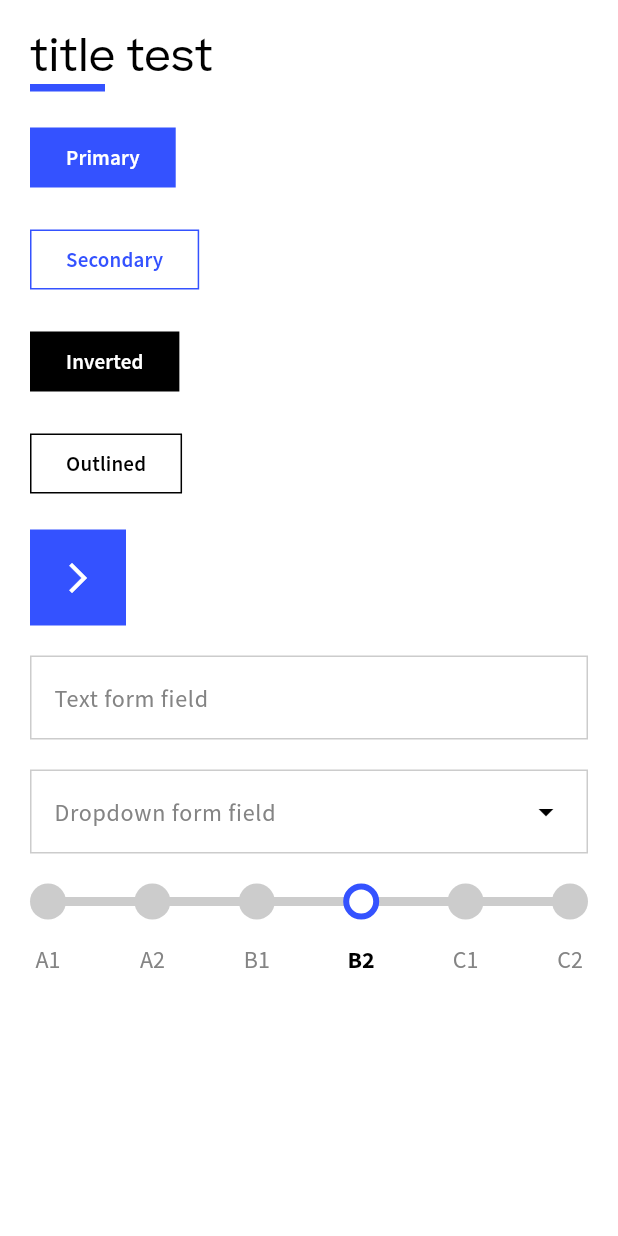
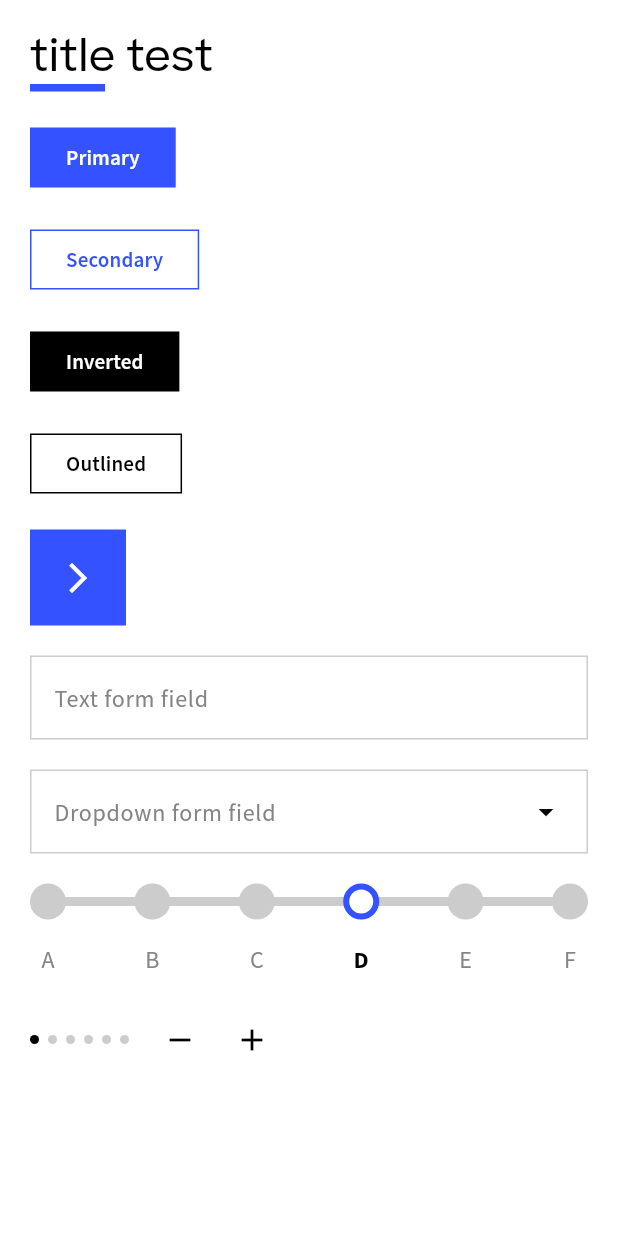
Before and after one commit to Shuvlyy/uskill-wiki, a Flutter app: the screen it shows after launch, on a phone screen of 412 x 824 dp. Run offline on Flutter 3.47's test engine with Material 3 defaults, Android fonts, the phone set to English and light mode, and no system bars; our stand-ins replace flutter_riverpod, gap, go_router; generated files the repository leaves out were written again.

Commit message:
feat(app>widget): Created `DotStepper` widget

```diff
--- a/app/lib/screens/widget_test.dart
+++ b/app/lib/screens/widget_test.dart
@@ -1,8 +1,10 @@
 import 'package:app/widgets/button.dart';
+import 'package:app/widgets/dot_stepper.dart';
 import 'package:app/widgets/icon_button.dart';
 import 'package:app/widgets/option_slider.dart';
 import 'package:app/widgets/title.dart';
 import 'package:flutter/material.dart' hide Title;
+import 'package:gap/gap.dart';
 
 class WidgetTest extends StatefulWidget {
   const WidgetTest({super.key});
@@ -14,9 +16,11 @@ class WidgetTest extends StatefulWidget {
 class _WidgetTestState extends State<WidgetTest> {
   final _controller = TextEditingController();
 
-  int _currentIndex = 3;
+  int _currentLevelIndex = 3;
+  final List<String> _levels = ['A', 'B', 'C', 'D', 'E', 'F'];
 
-  final List<String> _levels = ['A1', 'A2', 'B1', 'B2', 'C1', 'C2'];
+  int _currentDotStepperIndex = 1;
+  final _dotStepperAmount = 6;
 
   @override
   Widget build(BuildContext context) {
@@ -56,12 +60,44 @@ class _WidgetTestState extends State<WidgetTest> {
               ),
               OptionSlider(
                 steps: _levels,
-                selectedIndex: _currentIndex,
+                selectedIndex: _currentLevelIndex,
                 onChanged: (int newIndex) {
                   setState(() {
-                    _currentIndex = newIndex;
+                    _currentLevelIndex = newIndex;
                   });
                 },
+              ),
+              Row(
+                mainAxisSize: .min,
+                children: [
+                  DotStepper(
+                    amount: _dotStepperAmount,
+                    index: _currentDotStepperIndex,
+                  ),
+                  const Gap(10),
+                  IconButton(
+                    icon: Icon(Icons.remove),
+                    onPressed: () {
+                      setState(() {
+                        if (_currentDotStepperIndex == 0) {
+                          return;
+                        }
+                        _currentDotStepperIndex--;
+                      });
+                    },
+                  ),
+                  IconButton(
+                    icon: Icon(Icons.add),
+                    onPressed: () {
+                      setState(() {
+                        if (_currentDotStepperIndex == _dotStepperAmount) {
+                          return;
+                        }
+                        _currentDotStepperIndex++;
+                      });
+                    },
+                  ),
+                ],
               ),
             ],
           ),
--- /dev/null
+++ b/app/lib/widgets/dot_stepper.dart
@@ -0,0 +1,36 @@
+import 'package:app/core/theme.dart';
+import 'package:flutter/material.dart';
+
+class DotStepper extends StatelessWidget {
+  static const double size = 6;
+
+  final int amount;
+  final int index;
+
+  const DotStepper({required this.amount, required this.index, super.key});
+
+  @override
+  Widget build(BuildContext context) {
+    return Row(
+      mainAxisAlignment: .center,
+      mainAxisSize: .min, // todo: maybe delete this
+      spacing: 6,
+      children: List.generate(amount, (int index) {
+        Color dotColor = AppTheme.blackColor;
+
+        if (index >= this.index) {
+          dotColor = dotColor.withValues(alpha: .2);
+        }
+
+        return Container(
+          width: size,
+          height: size,
+          decoration: BoxDecoration(
+            color: dotColor,
+            borderRadius: BorderRadius.circular(size / 2),
+          ),
+        );
+      }),
+    );
+  }
+}
```
